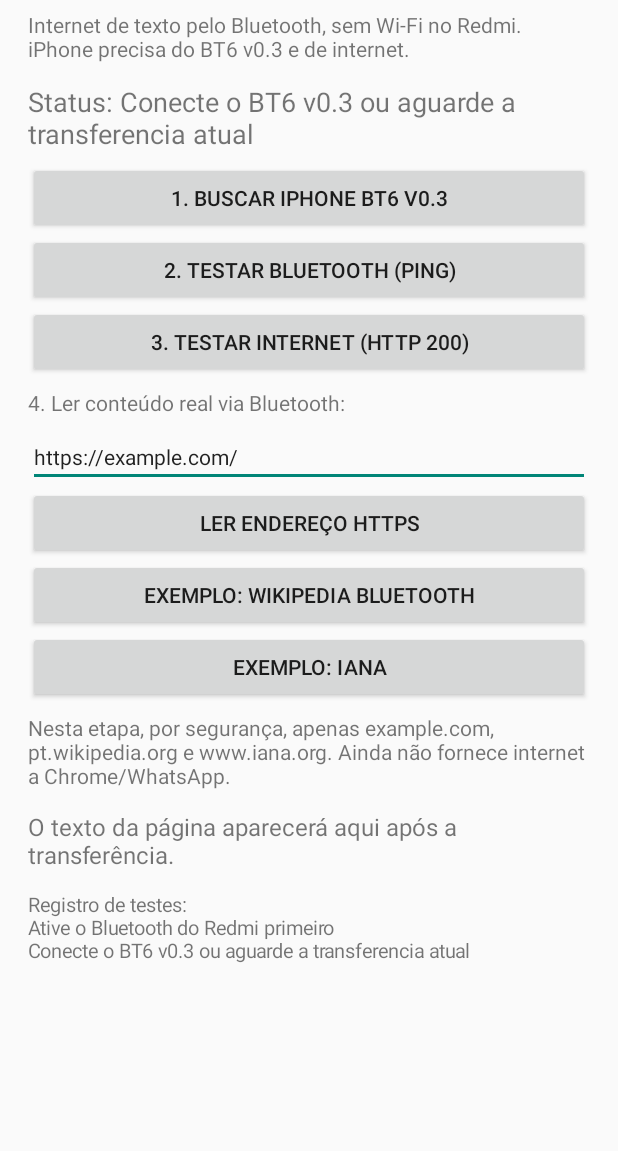
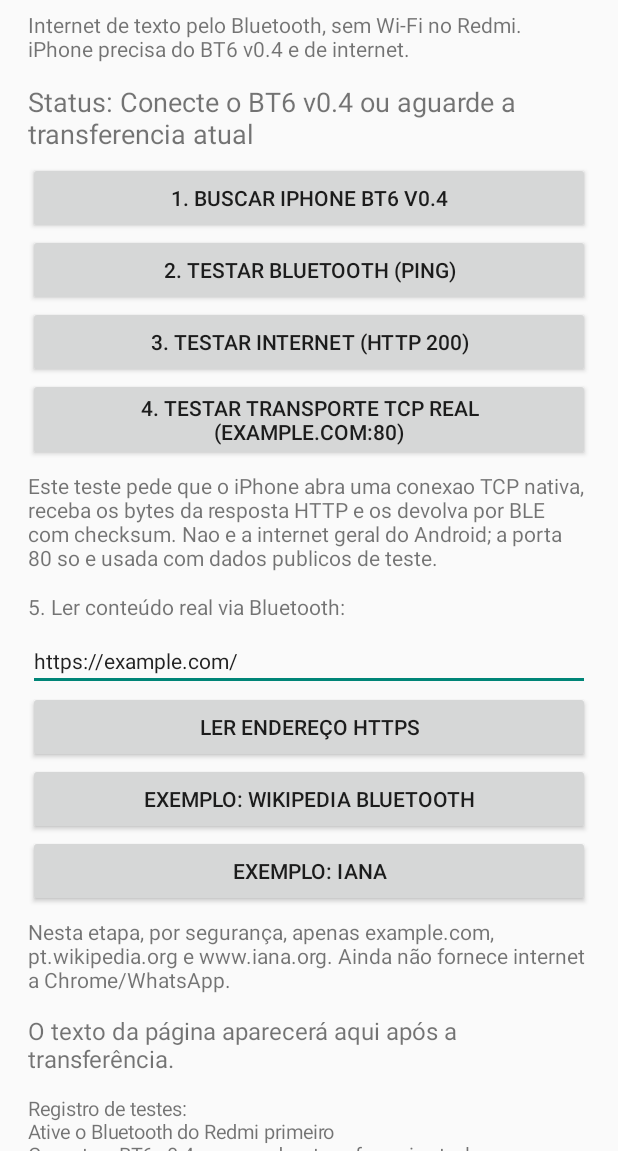
Before and after one commit to duarteleonardo692-eng/leoleki-bt6-iphone-redmi, an Android app: the screen it shows after launch (MainActivity), after a tap on "2. TESTAR BLUETOOTH (PING)", on a phone screen of 412 x 824 dp, the part 85-1236 px from its top. Run offline under Robolectric (Android 15) with nearby library versions, the phone set to English and light mode, and no system bars; 1 other tap on this screen came first.

Commit message:
BT6 v0.4 Redmi: teste de TCP nativo via BLE e medicao de latencia

```diff
--- a/android/app/src/main/java/app/leoleki/bt6/redmi/MainActivity.java
+++ b/android/app/src/main/java/app/leoleki/bt6/redmi/MainActivity.java
@@ -39,9 +39,9 @@ import java.util.UUID;
 
 public class MainActivity extends Activity {
     // UUIDs exclusivos da v0.3: evita acoplamento acidental com o iPhone v0.2.
-    private static final UUID SERVICE = UUID.fromString("AD08C143-7581-4612-9D63-20D9540C4A11");
-    private static final UUID REQUEST = UUID.fromString("AD08C143-7581-4612-9D63-20D9540C4A12");
-    private static final UUID RESPONSE = UUID.fromString("AD08C143-7581-4612-9D63-20D9540C4A13");
+    private static final UUID SERVICE = UUID.fromString("AD08C143-7581-4612-9D63-20D9540C4A21");
+    private static final UUID REQUEST = UUID.fromString("AD08C143-7581-4612-9D63-20D9540C4A22");
+    private static final UUID RESPONSE = UUID.fromString("AD08C143-7581-4612-9D63-20D9540C4A23");
     private static final UUID CCCD = UUID.fromString("00002902-0000-1000-8000-00805F9B34FB");
     private static final int REQ_BT_PERMISSIONS = 901;
     private static final int MAX_BODY_BYTES = 8192;
@@ -54,6 +54,7 @@ public class MainActivity extends Activity {
     private BluetoothGatt gatt;
     private BluetoothGattCharacteristic requestChar, responseChar;
     private boolean scanning, notificationReady, writeActive;
+    private long requestStartMs = 0L;
 
     @Override public void onCreate(Bundle state) {
         super.onCreate(state);
@@ -67,14 +68,18 @@ public class MainActivity extends Activity {
         title.setText("BT6 — Redmi v0.3");
         title.setTextSize(24f);
         content.addView(title);
-        addText(content, "Internet de texto pelo Bluetooth, sem Wi-Fi no Redmi. iPhone precisa do BT6 v0.3 e de internet.");
-        statusView = addText(content, "Status: pronto para procurar iPhone");
+        addText(content, "Internet de texto pelo Bluetooth, sem Wi-Fi no Redmi. iPhone precisa do BT6 v0.4 e de internet.");
+        statusView = addText(content, "Status: pronto para procurar iPhone v0.4");
         statusView.setTextSize(18f);
-        addButton(content, "1. Buscar iPhone BT6 v0.3", this::ensurePermissionsAndScan);
+        addButton(content, "1. Buscar iPhone BT6 v0.4", this::ensurePermissionsAndScan);
         addButton(content, "2. Testar Bluetooth (PING)", () -> sendCommand((byte)0x50));
         addButton(content, "3. Testar internet (HTTP 200)", () -> sendCommand((byte)0x47));
+        addButton(content, "4. Testar transporte TCP real (example.com:80)", () -> sendCommand((byte)0x54));
+        addText(content, "Este teste pede que o iPhone abra uma conexao TCP nativa, " +
+                "receba os bytes da resposta HTTP e os devolva por BLE com checksum. " +
+                "Nao e a internet geral do Android; a porta 80 so e usada com dados publicos de teste.");
 
-        addText(content, "4. Ler conteúdo real via Bluetooth:");
+        addText(content, "5. Ler conteúdo real via Bluetooth:");
         urlInput = new EditText(this);
         urlInput.setSingleLine(true);
         urlInput.setText("https://example.com/");
@@ -174,11 +179,11 @@ public class MainActivity extends Activity {
                 .setScanMode(ScanSettings.SCAN_MODE_LOW_LATENCY).build();
         scanning = true;
         scanner.startScan(filters, settings, callback);
-        status("Buscando iPhone BT6 v0.3. Mantenha o app v0.3 aberto no iPhone.");
+        status("Buscando iPhone BT6 v0.4. Mantenha o app v0.3 aberto no iPhone.");
         handler.postDelayed(() -> {
             if (scanning) {
                 stopScan();
-                status("Busca expirou. Deixe o BT6 v0.3 visivel no iPhone e tente novamente.");
+                status("Busca expirou. Deixe o BT6 v0.4 visivel no iPhone e tente novamente.");
             }
         }, 25000);
     }
@@ -194,7 +199,7 @@ public class MainActivity extends Activity {
             if (!scanning || result.getDevice() == null) return;
             BluetoothDevice device = result.getDevice();
             stopScan();
-            status("iPhone BT6 v0.3 encontrado. Conectando...");
+            status("iPhone BT6 v0.4 encontrado. Conectando...");
             connect(device);
         }
 
@@ -236,7 +241,7 @@ public class MainActivity extends Activity {
             }
             BluetoothGattService service = connection.getService(SERVICE);
             if (service == null) {
-                status("Servico BT6 v0.3 nao encontrado");
+                status("Servico BT6 v0.4 nao encontrado");
                 return;
             }
             requestChar = service.getCharacteristic(REQUEST);
@@ -251,7 +256,7 @@ public class MainActivity extends Activity {
         @Override public void onDescriptorWrite(BluetoothGatt connection, BluetoothGattDescriptor descriptor, int code) {
             if (CCCD.equals(descriptor.getUuid()) && code == BluetoothGatt.GATT_SUCCESS) {
                 notificationReady = true;
-                status("Conectado ao iPhone v0.3. Pronto para transferir.");
+                status("Conectado ao iPhone v0.4. Pronto para transferir.");
             } else {
                 status("Falha nas notificacoes BLE: " + code);
             }
@@ -308,9 +313,10 @@ public class MainActivity extends Activity {
     private void sendCommand(byte command) {
         synchronized (txQueue) {
             if (!isReady() || writeActive) {
-                status("Conecte o BT6 v0.3 ou aguarde a transferencia atual");
+                status("Conecte o BT6 v0.4 ou aguarde a transferencia atual");
                 return;
             }
+            requestStartMs = android.os.SystemClock.elapsedRealtime();
             txQueue.addLast(new byte[]{command});
             writeActive = true;
             sendNextFrameLocked();
@@ -336,9 +342,10 @@ public class MainActivity extends Activity {
             }
             synchronized (txQueue) {
                 if (!isReady() || writeActive) {
-                    status("Conecte o BT6 v0.3 ou aguarde a transferencia atual");
+                    status("Conecte o BT6 v0.4 ou aguarde a transferencia atual");
                     return;
                 }
+                requestStartMs = android.os.SystemClock.elapsedRealtime();
                 txQueue.addLast(new byte[]{0x55}); // U = inicio
                 for (int i = 0; i < bytes.length; i += 17) {
                     int end = Math.min(bytes.length, i + 17);
@@ -427,7 +434,10 @@ public class MainActivity extends Activity {
             } else {
                 String text = new String(data, StandardCharsets.UTF_8);
                 runOnUiThread(() -> pageView.setText(text));
-                status("Recebidos " + data.length + " bytes reais; integridade OK");
+                long elapsed = requestStartMs > 0L
+                        ? android.os.SystemClock.elapsedRealtime() - requestStartMs : 0L;
+                status("Recebidos " + data.length + " bytes reais; integridade OK"
+                        + (elapsed > 0 ? "; " + elapsed + " ms" : ""));
             }
             responseBuffer.reset();
         }
```
